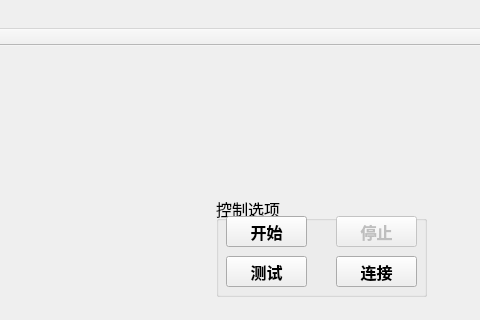
The window that AQRVison/mainwindow.ui (MacavityT/2D_ScrewLocation) describes before a commit, drawn with Qt 5; both pictures show x 544 to 1024 and y 0 to 320 of the 1024 by 600 pixel window.
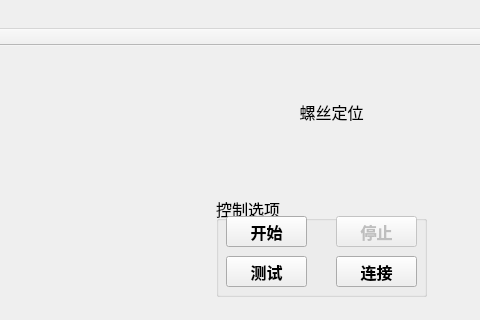
The same window after the commit. Icons and pictures are not drawn.

Patch:
```diff
--- a/AQRVison/mainwindow.ui
+++ b/AQRVison/mainwindow.ui
@@ -35,46 +35,6 @@
      </size>
     </property>
    </widget>
-   <widget class="QLabel" name="label_2">
-    <property name="enabled">
-     <bool>true</bool>
-    </property>
-    <property name="geometry">
-     <rect>
-      <x>730</x>
-      <y>20</y>
-      <width>286</width>
-      <height>79</height>
-     </rect>
-    </property>
-    <property name="sizePolicy">
-     <sizepolicy hsizetype="Preferred" vsizetype="Preferred">
-      <horstretch>5</horstretch>
-      <verstretch>0</verstretch>
-     </sizepolicy>
-    </property>
-    <property name="focusPolicy">
-     <enum>Qt::NoFocus</enum>
-    </property>
-    <property name="layoutDirection">
-     <enum>Qt::LeftToRight</enum>
-    </property>
-    <property name="autoFillBackground">
-     <bool>false</bool>
-    </property>
-    <property name="text">
-     <string/>
-    </property>
-    <property name="textFormat">
-     <enum>Qt::PlainText</enum>
-    </property>
-    <property name="pixmap">
-     <pixmap resource="aqlogo.qrc">:/AqLogo.PNG</pixmap>
-    </property>
-    <property name="scaledContents">
-     <bool>true</bool>
-    </property>
-   </widget>
    <widget class="QTextBrowser" name="textBrowser">
     <property name="geometry">
      <rect>
@@ -282,6 +242,25 @@
      </property>
     </widget>
    </widget>
+   <widget class="QLabel" name="label">
+    <property name="geometry">
+     <rect>
+      <x>750</x>
+      <y>30</y>
+      <width>251</width>
+      <height>71</height>
+     </rect>
+    </property>
+    <property name="styleSheet">
+     <string notr="true">font: 75 32pt &quot;黑体&quot;;</string>
+    </property>
+    <property name="text">
+     <string>螺丝定位</string>
+    </property>
+    <property name="alignment">
+     <set>Qt::AlignCenter</set>
+    </property>
+   </widget>
   </widget>
   <widget class="QMenuBar" name="menuBar">
    <property name="geometry">
```
Left out of the diff: 4 changed lines with no effect on the pictures.
